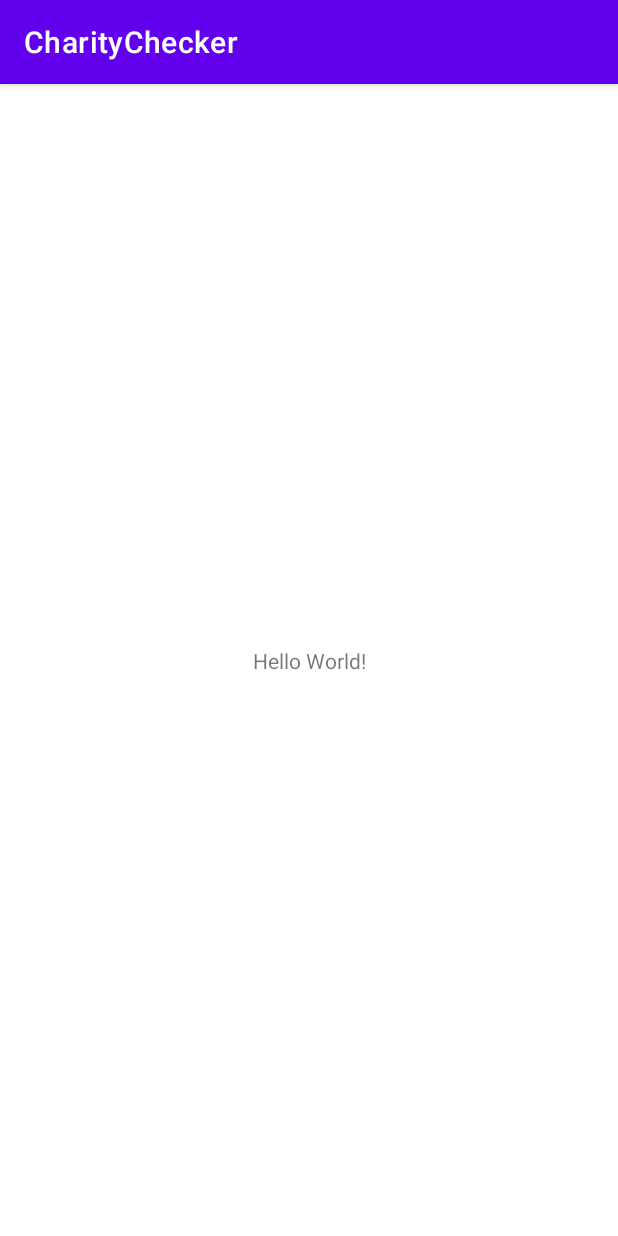
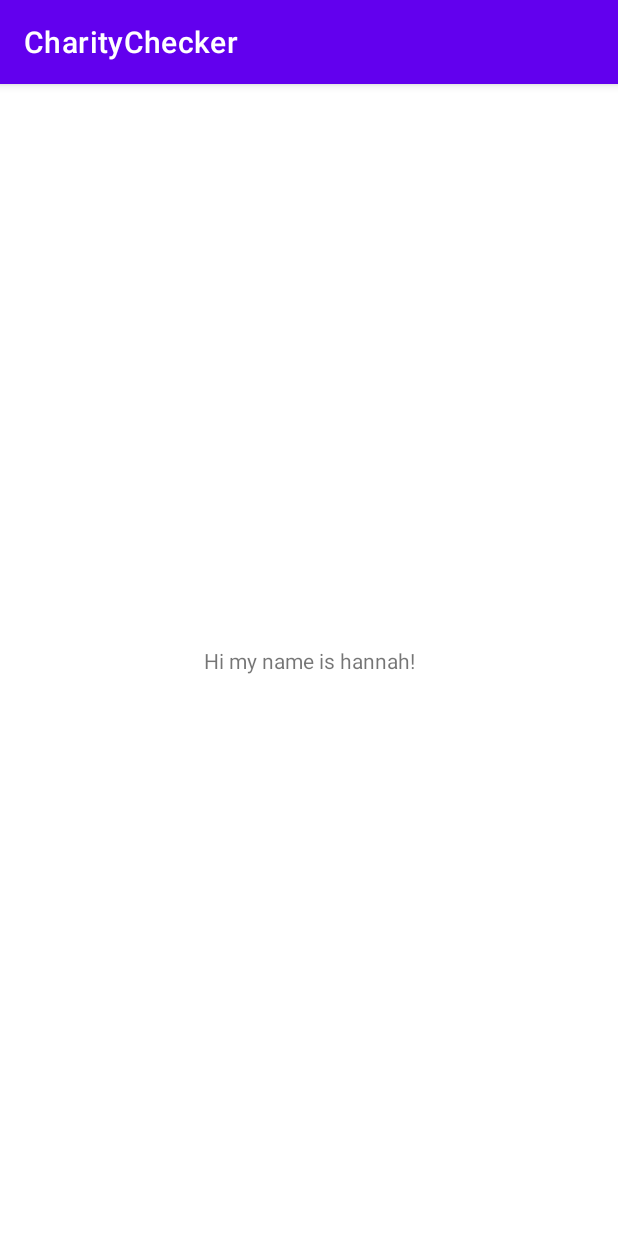
Before and after one commit to alexisromer/CharityChecker, an Android app: the screen it shows after launch (MainActivity), on a phone screen of 412 x 824 dp. Run offline under Robolectric (Android 15) with nearby library versions, the phone set to English and light mode, and no system bars.

Commit message:
Changed text to "hi my name is hannah"

```diff
--- a/app/src/main/res/layout/activity_main.xml
+++ b/app/src/main/res/layout/activity_main.xml
@@ -9,7 +9,7 @@
     <TextView
         android:layout_width="wrap_content"
         android:layout_height="wrap_content"
-        android:text="Hello World!"
+        android:text="Hi my name is hannah!"
         app:layout_constraintBottom_toBottomOf="parent"
         app:layout_constraintLeft_toLeftOf="parent"
         app:layout_constraintRight_toRightOf="parent"
```
